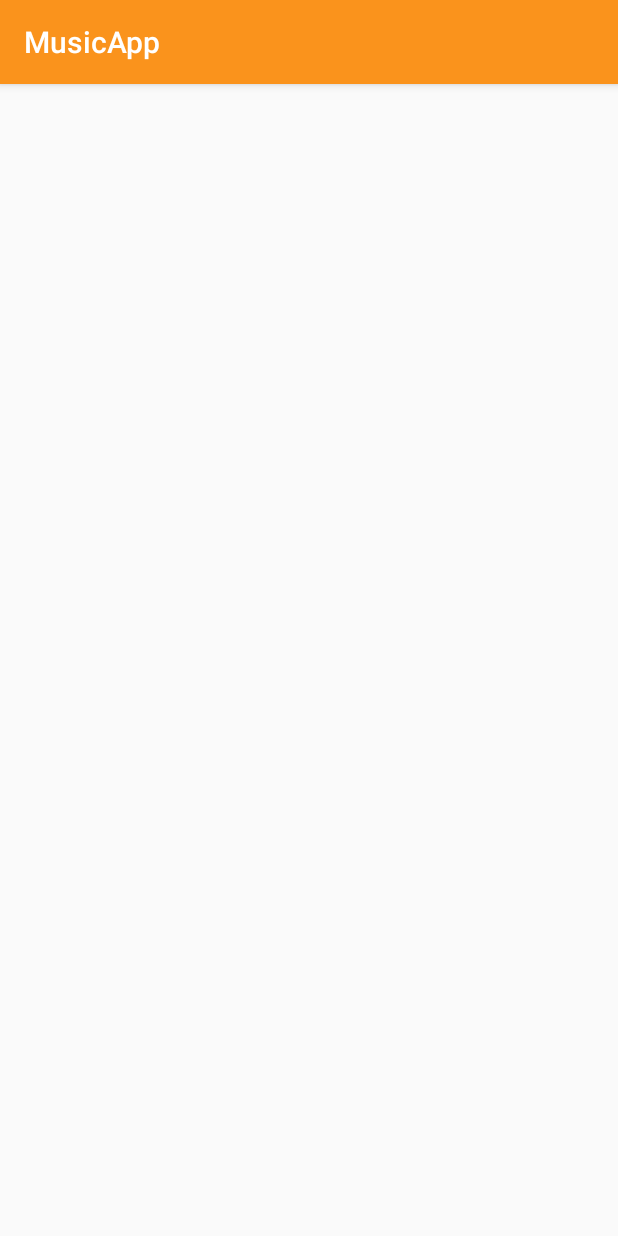
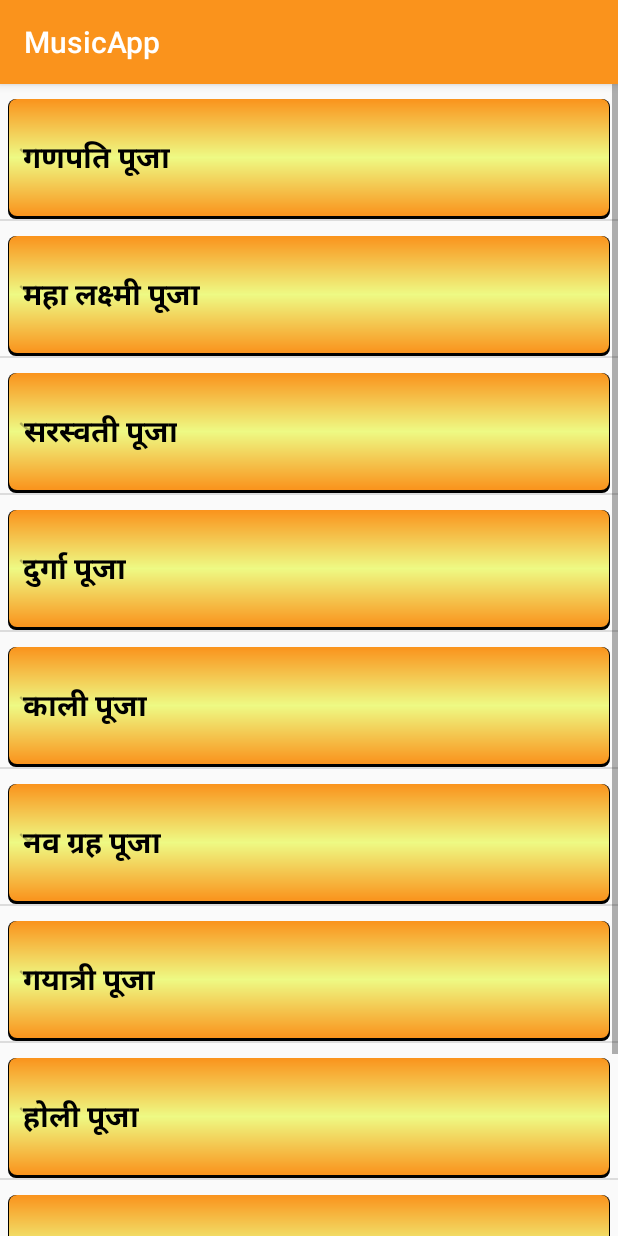
Before and after one commit to Himanshijaat/HimanshiMusicApp, an Android app: the fragment Pooja_Paath_frag placed in its activity, on a phone screen of 412 x 824 dp. Run offline under Robolectric (Android 15) with nearby library versions, the phone set to English and light mode, and no system bars.

Commit message:
pooja paath file working

```diff
--- a/app/build.gradle
+++ b/app/build.gradle
@@ -30,4 +30,7 @@ dependencies {
     compile 'com.android.support:cardview-v7:26.0.0-alpha1'
     compile 'com.github.bumptech.glide:glide:3.7.0'
     compile 'pl.droidsonroids.gif:android-gif-drawable:1.2.8'
+    androidTestImplementation 'com.android.support.test:runner:1.0.1'
+    androidTestImplementation 'com.android.support.test.espresso:espresso-core:3.0.1'
+    compile 'com.android.support:design:26.1.0'
 }
--- a/app/src/main/java/com/example/hp/musicapp/All_Aartiyan_frag.java
+++ b/app/src/main/java/com/example/hp/musicapp/All_Aartiyan_frag.java
@@ -1,7 +1,6 @@
 package com.example.hp.musicapp;
 
 import android.app.Fragment;
-import android.app.VoiceInteractor;
 import android.os.Bundle;
 import android.support.annotation.Nullable;
 import android.view.LayoutInflater;
--- a/app/src/main/java/com/example/hp/musicapp/HomeAdapter.java
+++ b/app/src/main/java/com/example/hp/musicapp/HomeAdapter.java
@@ -10,10 +10,7 @@ import android.view.ViewGroup;
 import android.widget.ImageView;
 import android.widget.TextView;
 import android.widget.Toast;
-
 import com.bumptech.glide.Glide;
-
-
 import java.util.List;
 
 /**
--- a/app/src/main/java/com/example/hp/musicapp/HomeFragment.java
+++ b/app/src/main/java/com/example/hp/musicapp/HomeFragment.java
@@ -48,22 +48,22 @@ public class HomeFragment extends Fragment {
                 R.drawable.om1,
                 R.drawable.om1,
         };
-        Main_Bean a = new Main_Bean("Panchang", 13, covers[0]);
+        Main_Bean a = new Main_Bean("पांचग", 13, covers[0]);
         albumList.add(a);
 
-        a = new Main_Bean("All Aartiyan", 8, covers[1]);
+        a = new Main_Bean("सभी आरतियाँ", 8, covers[1]);
         albumList.add(a);
 
-        a = new Main_Bean("Pooja/Paath", 11, covers[2]);
+        a = new Main_Bean("पूजा पाठ", 11, covers[2]);
         albumList.add(a);
 
-        a = new Main_Bean("Horroscope", 12, covers[3]);
+        a = new Main_Bean("राशिफल", 12, covers[3]);
         albumList.add(a);
 
-        a = new Main_Bean("Festival Aartiyan", 14, covers[4]);
+        a = new Main_Bean("त्योहारों की आरतियाँ", 14, covers[4]);
         albumList.add(a);
 
-        a = new Main_Bean("Dainik Aartiyan", 1, covers[5]);
+        a = new Main_Bean("दैनिक आरतियाँ", 1, covers[5]);
         albumList.add(a);
 
         adapter.notifyDataSetChanged();
--- a/app/src/main/java/com/example/hp/musicapp/Pooja_Paath_frag.java
+++ b/app/src/main/java/com/example/hp/musicapp/Pooja_Paath_frag.java
@@ -1,22 +1,265 @@
 package com.example.hp.musicapp;
-
 import android.app.Fragment;
+import android.content.Context;
+import android.graphics.Typeface;
+import android.os.Build;
 import android.os.Bundle;
 import android.support.annotation.Nullable;
+import android.support.annotation.RequiresApi;
+import android.support.design.widget.TabLayout;
+
 import android.view.LayoutInflater;
 import android.view.View;
 import android.view.ViewGroup;
+import android.widget.ArrayAdapter;
+import android.widget.BaseExpandableListAdapter;
+import android.widget.ExpandableListAdapter;
+import android.widget.ExpandableListView;
+import android.widget.FrameLayout;
+import android.widget.ListView;
+import android.widget.TextView;
+import android.widget.Toast;
+
+import java.util.ArrayList;
+import java.util.HashMap;
+import java.util.List;
 
 /**
  * Created by hp on 12/20/2017.
  */
 
 public class Pooja_Paath_frag extends Fragment {
+//ListView listView;
+//    public String [] festNames={"Ganapathy Puja", "Maha Lakhmi Puja", "Saraswathi Puja", "Durga Puja",
+//            "Kali Puja",
+//            "Nava graha Puja",
+//            "Gayathri Puja"};
+//    @RequiresApi(api = Build.VERSION_CODES.O)
+
+    ExpandableListAdapter listAdapter;
+    ExpandableListView expListView;
+    List<String> listDataHeader;
+    HashMap<String, List<String>> listDataChild;
+    // TODO: Rename parameter arguments, choose names that match
+    // the fragment initialization parameters, e.g. ARG_ITEM_NUMBER
+    private static final String ARG_PARAM1 = "param1";
+    private static final String ARG_PARAM2 = "param2";
+
+    // TODO: Rename and change types of parameters
+    private String mParam1;
+    private String mParam2;
+
+
+    public Pooja_Paath_frag() {
+        // Required empty public constructor
+
+    }
+
+
+    String[] questions = {
+            "गणपति पूजा",
+            "महा लक्ष्मी पूजा",
+            "सरस्वती पूजा",
+            "दुर्गा पूजा",
+            "काली पूजा",
+            "नव ग्रह पूजा",
+            "गयात्री पूजा",
+            "होली पूजा",
+            "दीपावली पूजा",
+            "नारात्रे पूजा"
+
+
+    };
+    String[] answers = {
+
+            "किसी भी उद्यम शुरू होने से पहले गणपति पूजा की जाती है। गणेश को शिव और पार्वती के पुत्र के रूप में सम्मानित किया गया है, और हमेशा सबसे अधिक पूजा और अनुष्ठानों में सम्मानित किया जाता है। गणेश को विगेश्वर, विनायक, गजमुखा और ऐंचन के रूप में भी जाना जाता है। गणपति 'मूलधारा चक्र' की अध्यक्षता वाली देवता है जो मानव शरीर में सात प्रमुख ऊर्जा केंद्रों में से एक है। वह सिद्धि (उपक्रमों में सफलता), और बुद्ध (बुद्धि) के लिए पूजा की जाती है। वह शिक्षा, ज्ञान और ज्ञान, साहित्य और ललित कला के देवता भी हैं। ज्ञान और ज्ञान को बेहतर बनाने के लिए बाधाएं दूर करने के लिए गणपति पूजा की जाती है।",
+            "देवी लक्ष्मी को महा लक्ष्मी पूजा की जाती है। महा लक्ष्मी परिवार में धन, भाग्य, शुद्धता, ईश्वरत्व, मित्रों, विवाह, बच्चों, भोजन, सौंदर्य, स्वास्थ्य और खुशी का उपहार देने वाला है। जब किसी स्थान पर प्रदर्शन किया जाता है तो लक्ष्मी पूजा समृद्धि और जबरदस्त सकारात्मक ऊर्जा प्रदान करती है और ज्ञान के साथ भाग्य को आकर्षित करती है।",
+            "अध्ययन में ज्ञान और निपुणता प्राप्त करने के लिए, बुद्धि को तेज करने और स्मृति को बेहतर बनाने के लिए देवी सरस्वती ज्ञान की देवी है, माता सरस्वती की पूजा हर छात्र द्वारा आयोजित की जाएगी चाहे स्कूल में, परीक्षा की तैयारी के कॉलेज।",
+                    "संस्कृत में, दुर्गा का अर्थ है 'वह जो समझ से बाहर है या मुश्किल है' दुर्गा भगवान माँ का प्रतिनिधित्व करते हैं और वह भगवान का ऊर्जा पहलू है। दुर्गा पूजा भारत के विभिन्न हिस्सों में विभिन्न शैलियों में मनाया जाने वाला सबसे बड़ा हिंदू त्यौहार है जिसमें भगवान को माँ के रूप में पसंद किया गया है। । गर्मियों की शुरुआत और सर्दियों की शुरुआत जलवायु और सौर प्रभाव के दो बहुत महत्वपूर्ण जंक्शन हैं। इन दोनों कालों को दिव्य मां की पूजा के लिए पवित्र अवसरों के रूप में लिया जाता है वे क्रमशः राम नवरात्रि (अप्रैल-मई) और दुर्गा नवरात्रि (सितंबर-अक्टूबर) द्वारा दर्शाए गए हैं। प्रकृति के परिवर्तनों के कारण लोगों के शरीर और मन में काफी बदलाव आते हैं। माता के रूप में दैवीय पूजा करते हुए हमारे जीवन में भय और अन्य सभी शक्तिशाली शक्तियों पर काबू पाने के लिए शुभ, समृद्धि, ज्ञान लाता है।",
+                    "काली माता देवी के भयभीत और क्रूर रूप है। काली पूजा हमारे अहंकार और सभी नकारात्मक प्रवृत्तियों को कम करने में मदद करती है जो आध्यात्मिक प्रगति और भौतिक समृद्धि में बाधा डालती हैं।",
+                    "नवग्रह पूजा परंपरागत रूप से नौ ग्रहों के लिए किया जाता है जो अत्यधिक सकारात्मक ऊर्जा पैदा करता है, और हमारे जीवन में किसी भी स्थिति का सामना करने के लिए हमें साहस प्राप्त करने में मदद करता है। वैदिक ज्योतिष के अनुसार, मानव जन्म के समय ग्रह की स्थिति पीस कार्यों और जीवन की विभिन्न स्थितियों की प्रतिक्रिया पर प्रभाव पड़ेगी। किसी व्यक्ति के जन्म के समय अनुचित ग्रह संरेखण को 'दोष' या नकारात्मक प्रभाव कहा जाता है। नगा गढ़ पूजा नकारात्मक प्रभावों को कम करने में मदद करती है और शांति और समृद्धि डालती है। ",
+            "गायत्री पूजा हमें अपने परिवार और समाज के साथ सकारात्मक संबंध बनाने में मदद करती है, और यह हमें उच्च लक्ष्यों तक पहुंचने में सहायता करता है।",
+            "होली या फागवाह एक लोकप्रिय वसंत महोत्सव है होली ने भगवान विष्णु के भक्त प्रह्लाद द्वारा दानव होलिका की हत्या का स्मरण किया। इस प्रकार, त्यौहार का नाम संस्कृत के शब्द \"होलिकिका डहनम\" से लिया गया है, जिसका शाब्दिक अर्थ है \"होलिकिका का वध\" त्योहार गोवा में शिगमो और शिमगा तथा ग्रामीण महाराष्ट्र में क्रमशः कहा जाता है।",
+            "दीपावली जिसका अर्थ है \"रोशनी की रोशनी\" कन्नड़ और तेलुगू में और मराठी और संस्कृत को उत्तर भारत में \"दीवाली\" कहा जाता है, दीपा का अर्थ है दीपक और हिंदी में दीपक को ज्यादातर दीया या डी कहा जाता है। त्योहार भगवान कृष्ण और उनकी पत्नी सत्यभामा के अवसर पर मनाया जाता है, जिसमें राक्षस नारकासुरा एक और कहानी कहती है कि 14 साल के निर्वासन के बाद अयोध्या में राम और सीता की वापसी के लिए त्योहार मनाया जाता है।"+
+                    "राम को 14 साल के लिए जंगल में निर्वासित किया गया है, उसकी समर्पित पत्नी सीता और विनम्र भाई लक्ष्मण ने उनसे जुड़ने का फैसला किया है, 14 साल बाद पूरे गांव जानता है कि वे उन्हें, उनकी पत्नी और भाई घर की मार्गदर्शन करने के लिए इतनी रोशनी या 'दिवस' लौट रहे हैं। तो हर साल दीपक जंगल में निर्वासन के लिए भेजा जा रहा है की कठोर सजा के बाद घर वापस अपने रास्ते खोजने के लिए राम का प्रतिनिधित्व करने के लिए जलाई हैं।",
+            "नवरात्रि पूजा और नृत्य का हिंदू त्योहार है। संस्कृत में शब्द का शाब्दिक अर्थ है \"नौ रातों\" इस उत्सव के दौरान शक्ति के रूपों की पूजा की जाती है। शाब्दिक रूप से \"नौ रातों\", नव चंद्र दिवस से अश्विन के नौवें दिन तक यह नौ दिन की अवधि हिंदू कैलेंडर का सबसे शुभ समय माना जाता है और इसलिए वर्ष का सबसे मनाया समय है। यद्यपि इसका भारत के विभिन्न हिस्सों में अलग-अलग नाम हैं, लेकिन सभी क्षेत्रों के हिंदू इसे जश्न मनाते हैं। कश्मीर से उत्तर में तमिलनाडु के दक्षिण में, और पश्चिम में गुजरात से पश्चिम में सिक्किम तक, यह बहुत उत्साह के साथ मनाया जाता है क्योंकि बुराई पर अच्छाई की जीत है। प्रत्येक क्षेत्र की इसकी मिथकों और इसकी व्याख्या करने के कारण हैं। नौ दिनों के दौरान देवी के नौ विभिन्न पहलुओं की पूजा की जाती है।",
+
+    };
+
+    private void prepareListData() {
+        listDataHeader = new ArrayList<String>();
+        listDataChild = new HashMap<String, List<String>>();
+
+        for (String que : questions) {
+            // Adding child data
+            listDataHeader.add(que);
+
+        }
+//        listDataHeader.add("What research can you do before an interview?");
+//        listDataHeader.add("Coming Soon..");
+        for (int i = 0; i < answers.length; i++) {
+            // Adding child data
+            List<String> ansss = new ArrayList<String>();
+            ansss.add(answers[i]);
+            listDataChild.put(listDataHeader.get(i), ansss); // Header, Child data
+
+        }
+    }
     @Nullable
     @Override
     public View onCreateView(LayoutInflater inflater, @Nullable ViewGroup container, Bundle savedInstanceState) {
         View view=inflater.inflate(R.layout.pooja_paath_frag,container,false);
 
+
+        expListView = (ExpandableListView) view.findViewById(R.id.lvExp);
+
+        // preparing list data
+        prepareListData();
+
+        listAdapter = new ExpandableListAdapter(getActivity(), listDataHeader, listDataChild);
+
+        // setting list adapter
+        expListView.setAdapter(listAdapter);
+        // Listview on child click listener
+        expListView.setOnChildClickListener(new ExpandableListView.OnChildClickListener() {
+
+            @Override
+            public boolean onChildClick(ExpandableListView parent, View v,
+                                        int groupPosition, int childPosition, long id) {
+                Toast.makeText(
+                        getActivity(),
+                        listDataHeader.get(groupPosition)
+                                + " : "
+                                + listDataChild.get(
+                                listDataHeader.get(groupPosition)).get(
+                                childPosition), Toast.LENGTH_SHORT)
+                        .show();
+                return false;
+            }
+        });
+        // Listview Group expanded listener
+        expListView.setOnGroupExpandListener(new ExpandableListView.OnGroupExpandListener() {
+
+            @Override
+            public void onGroupExpand(int groupPosition) {
+                Toast.makeText(getActivity(),
+                        listDataHeader.get(groupPosition) + " Expanded",
+                        Toast.LENGTH_SHORT).show();
+            }
+        });
+        // Listview Group collasped listener
+        expListView.setOnGroupCollapseListener(new ExpandableListView.OnGroupCollapseListener() {
+
+            @Override
+            public void onGroupCollapse(int groupPosition) {
+                Toast.makeText(getActivity(),
+                        listDataHeader.get(groupPosition) + " Collapsed",
+                        Toast.LENGTH_SHORT).show();
+
+            }
+        });
+
         return view;
     }
+
+    public class ExpandableListAdapter extends BaseExpandableListAdapter {
+
+        private Context _context;
+        private List<String> _listDataHeader; // header titles
+        // child data in format of header title, child title
+        private HashMap<String, List<String>> _listDataChild;
+
+        public ExpandableListAdapter(Context context, List<String> listDataHeader,
+                                     HashMap<String, List<String>> listChildData) {
+            this._context = context;
+            this._listDataHeader = listDataHeader;
+            this._listDataChild = listChildData;
+        }
+
+        @Override
+        public Object getChild(int groupPosition, int childPosititon) {
+            return this._listDataChild.get(this._listDataHeader.get(groupPosition))
+                    .get(childPosititon);
+        }
+
+        @Override
+        public long getChildId(int groupPosition, int childPosition) {
+            return childPosition;
+        }
+
+        @Override
+        public View getChildView(int groupPosition, final int childPosition,
+                                 boolean isLastChild, View convertView, ViewGroup parent) {
+
+            final String childText = (String) getChild(groupPosition, childPosition);
+
+            if (convertView == null) {
+                LayoutInflater infalInflater = (LayoutInflater) this._context
+                        .getSystemService(Context.LAYOUT_INFLATER_SERVICE);
+                convertView = infalInflater.inflate(R.layout.poojapaath_childitem, null);
+            }
+
+            TextView txtListChild = (TextView) convertView
+                    .findViewById(R.id.child_itemview);
+
+            txtListChild.setText(childText);
+            return convertView;
+        }
+
+        @Override
+        public int getChildrenCount(int groupPosition) {
+            return this._listDataChild.get(this._listDataHeader.get(groupPosition))
+                    .size();
+        }
+
+        @Override
+        public Object getGroup(int groupPosition) {
+            return this._listDataHeader.get(groupPosition);
+        }
+
+        @Override
+        public int getGroupCount() {
+            return this._listDataHeader.size();
+        }
+
+        @Override
+        public long getGroupId(int groupPosition) {
+            return groupPosition;
+        }
+
+        @Override
+        public View getGroupView(int groupPosition, boolean isExpanded,
+                                 View convertView, ViewGroup parent) {
+            String headerTitle = (String) getGroup(groupPosition);
+            if (convertView == null) {
+                LayoutInflater infalInflater = (LayoutInflater) this._context
+                        .getSystemService(Context.LAYOUT_INFLATER_SERVICE);
+                convertView = infalInflater.inflate(R.layout.pooja_paath_item, null);
+            }
+
+            TextView lblListHeader = (TextView) convertView
+                    .findViewById(R.id.poojaname);
+            lblListHeader.setTypeface(null, Typeface.BOLD);
+            lblListHeader.setText(headerTitle);
+
+            return convertView;
+        }
+
+        @Override
+        public boolean hasStableIds() {
+            return false;
+        }
+
+        @Override
+        public boolean isChildSelectable(int groupPosition, int childPosition) {
+            return true;
+        }
+    }
+
+  //  MainActivityDrawer activity;
+
+//    public void setActivity(MainActivityDrawer activity) {
+//        this.activity = activity;
+//    }
+
 }
--- a/app/src/main/res/drawable/shadow_background.xml
+++ b/app/src/main/res/drawable/shadow_background.xml
@@ -10,7 +10,11 @@
     <item android:right="1dp" android:left="1dp" android:bottom="2dp">
         <shape
             android:shape="rectangle">
-            <solid android:color="@color/colorPrimary"/>
+            <gradient android:startColor="@color/colorPrimary"
+                android:endColor="@color/colorPrimary"
+                android:centerColor="#eefa84"
+                android:angle="90"
+                android:type="linear"/>
             <corners android:radius="5dp"/>
         </shape>
     </item>
--- a/app/src/main/res/layout/pooja_paath_frag.xml
+++ b/app/src/main/res/layout/pooja_paath_frag.xml
@@ -1,6 +1,13 @@
 <?xml version="1.0" encoding="utf-8"?>
-<android.support.constraint.ConstraintLayout
-    xmlns:android="http://schemas.android.com/apk/res/android" android:layout_width="match_parent"
-    android:layout_height="match_parent">
+<LinearLayout xmlns:android="http://schemas.android.com/apk/res/android"
+    android:layout_width="match_parent"
+    android:layout_height="match_parent"
+    xmlns:app="http://schemas.android.com/apk/res-auto"
+    android:orientation="vertical">
 
-</android.support.constraint.ConstraintLayout>
+    <ExpandableListView
+        android:id="@+id/lvExp"
+        android:layout_width="match_parent"
+        android:layout_height="match_parent"
+        />
+</LinearLayout>
--- /dev/null
+++ b/app/src/main/res/layout/pooja_paath_item.xml
@@ -0,0 +1,31 @@
+<?xml version="1.0" encoding="utf-8"?>
+<LinearLayout
+    xmlns:android="http://schemas.android.com/apk/res/android"
+    android:layout_width="match_parent"
+    android:layout_height="match_parent"
+    >
+
+    <LinearLayout
+        android:layout_width="match_parent"
+        android:layout_height="80dp"
+        android:layout_marginLeft="5dp"
+        android:layout_marginRight="5dp"
+        android:layout_marginTop="10dp"
+        android:background="@drawable/shadow_background"
+       >
+
+
+
+
+        <TextView
+            android:id="@+id/poojaname"
+            android:layout_width="wrap_content"
+            android:layout_height="wrap_content"
+            android:textSize="20dp"
+            android:textColor="#000000"
+            android:textAlignment="center"
+            android:layout_gravity="center"
+            android:layout_marginLeft="10dp"
+            android:text="TextView" />
+    </LinearLayout>
+</LinearLayout>
```
Also changed, not shown: app/src/main/java/com/example/hp/musicapp/FirstFragment.java (added, +28 -0 lines), app/src/main/java/com/example/hp/musicapp/Panchang_Fragment.java (+9 -1 lines), app/src/main/res/layout/demo.xml (added, +16 -0 lines), app/src/main/res/layout/demoh.xml (added, +16 -0 lines), app/src/main/res/layout/fragment_movies.xml (added, +16 -0 lines), app/src/main/res/layout/homefragment.xml (+2 -8 lines), app/src/main/res/layout/panchang_frag.xml (+12 -3 lines), app/src/main/res/layout/poojapaath_childitem.xml (added, +14 -0 lines), app/src/main/res/drawable/om7.jpg (added).
